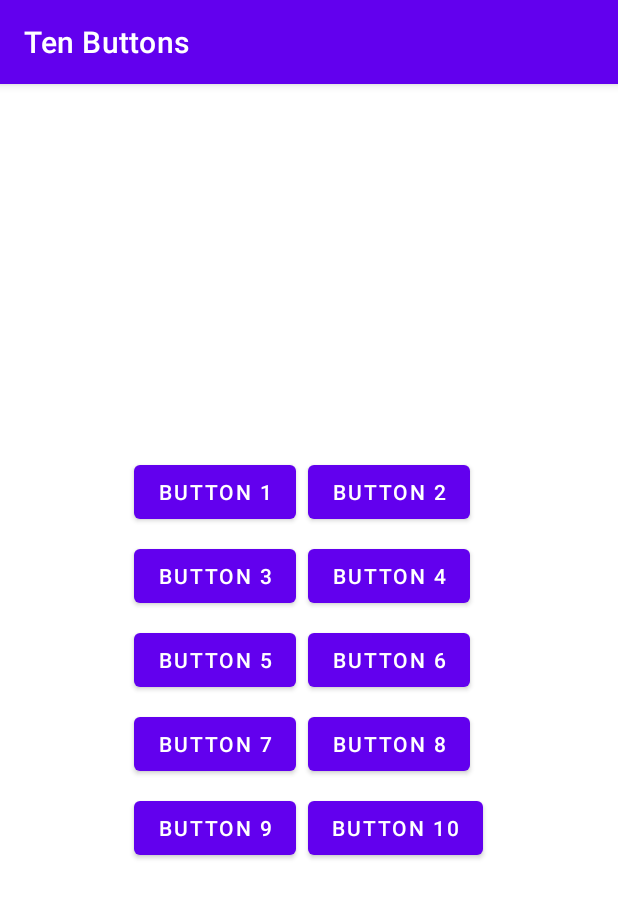
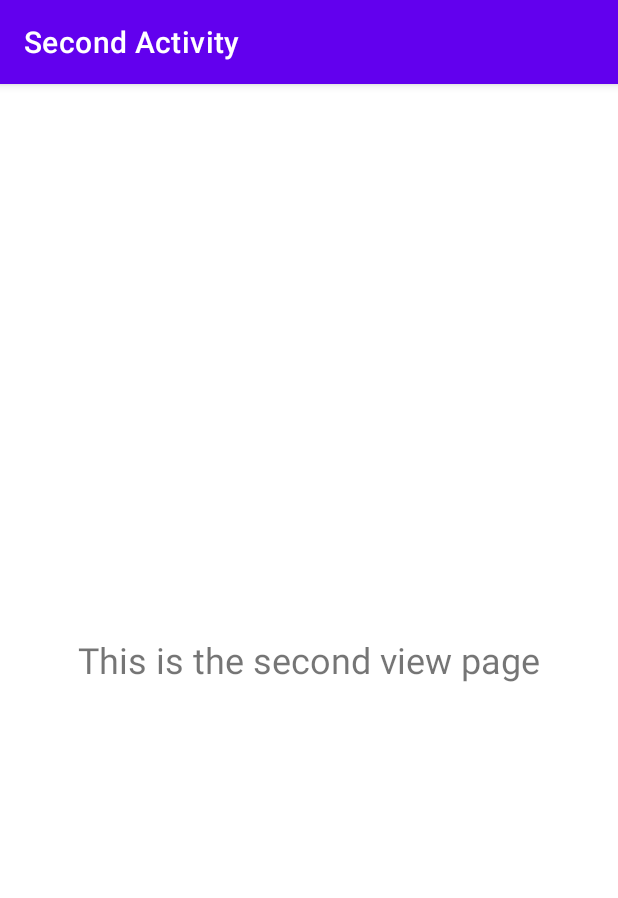
Before and after one commit to leofab/tenbuttonsbuildchatgpthelp, an Android app: the screen it shows after launch (MainActivity before the commit, SecondActivity after it), after a tap on "BUTTON 1", on a phone screen of 412 x 824 dp. Shown: the top 898 px of the screen. Run offline under Robolectric (Android 15) with nearby library versions, the phone set to English and light mode, and no system bars.

Commit message:
second view page working properly now i was dumb and had two setOnClickListeners conflictin in MainActivity

```diff
--- a/app/src/main/AndroidManifest.xml
+++ b/app/src/main/AndroidManifest.xml
@@ -13,6 +13,7 @@
         tools:targetApi="31">
         <activity
             android:name=".MainActivity"
+            android:label="Main Activity"
             android:exported="true">
             <intent-filter>
                 <action android:name="android.intent.action.MAIN" />
@@ -20,6 +21,9 @@
                 <category android:name="android.intent.category.LAUNCHER" />
             </intent-filter>
         </activity>
+        <activity
+            android:name=".SecondActivity"
+            android:label="Second Activity" />
     </application>
 
 </manifest>
--- a/app/src/main/java/com/example/tenbuttons/MainActivity.java
+++ b/app/src/main/java/com/example/tenbuttons/MainActivity.java
@@ -16,12 +16,9 @@ public class MainActivity extends AppCompatActivity implements View.OnClickListe
 
         Button button1 = findViewById(R.id.button1);
 
-        button1.setOnClickListener(new View.OnClickListener() {
-            @Override
-            public void onClick(View view) {
-                Intent intent = new Intent(MainActivity.this, SecondActivity.class);
-                startActivity(intent);
-            }
+        button1.setOnClickListener(view -> {
+            Intent intent = new Intent(MainActivity.this, SecondActivity.class);
+            startActivity(intent);
         });
         Button button2 = findViewById(R.id.button2);
         Button button3 = findViewById(R.id.button3);
@@ -33,7 +30,7 @@ public class MainActivity extends AppCompatActivity implements View.OnClickListe
         Button button9 = findViewById(R.id.button9);
         Button button10 = findViewById(R.id.button10);
 
-        button1.setOnClickListener(this);
+
         button2.setOnClickListener(this);
         button3.setOnClickListener(this);
         button4.setOnClickListener(this);
--- a/app/src/main/res/layout/activity_main.xml
+++ b/app/src/main/res/layout/activity_main.xml
@@ -1,3 +1,4 @@
+<?xml version="1.0" encoding="utf-8"?>
 <RelativeLayout xmlns:android="http://schemas.android.com/apk/res/android"
     xmlns:tools="http://schemas.android.com/tools"
     android:layout_width="match_parent"
```
